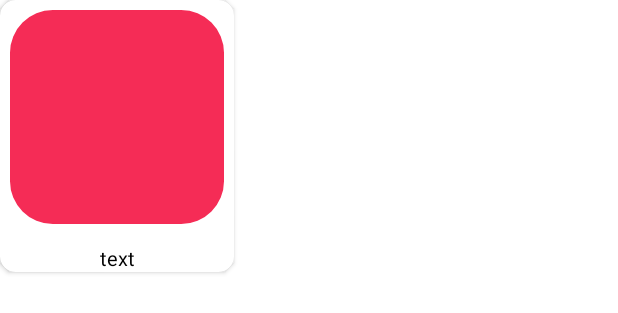
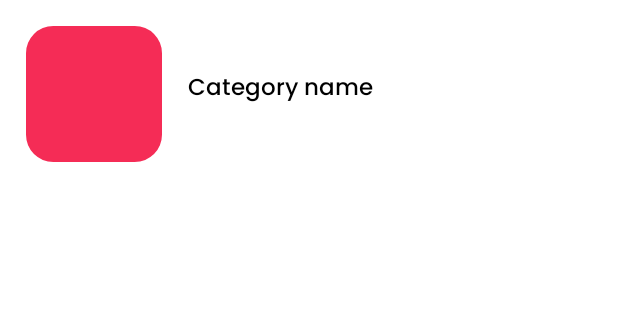
Before and after one commit to VibhavSachan46/InstaFoodie, an Android app: the layout meal_item.xml on its own in the app's theme, with its tools: preview values and no code run, on a phone screen of 412 x 824 dp. Shown: the top 313 px of the screen. Run offline under Robolectric (Android 15) with nearby library versions, the phone set to English and light mode, and no system bars.

Commit message:
count category

```diff
--- a/app/src/main/java/com/vibhav/instafoodie/activity/CategoryMealsActivity.kt
+++ b/app/src/main/java/com/vibhav/instafoodie/activity/CategoryMealsActivity.kt
@@ -29,7 +29,7 @@ class CategoryMealsActivity : AppCompatActivity() {
         categoryMealsViewModel.getMealByCategory(intent.getStringExtra(HomeFragment.CATEGORY_NAME)!!)
 
         categoryMealsViewModel.observeMealsLiveData().observe(this,{mealList->
-            binding.tvCategoryCount.text = mealList.size.toString()
+            binding.tvCategoryCount.text = "Total items in this category: "+mealList.size.toString()
             categoryMealsAdapter.setMealsList(mealList)
 
         })
--- a/app/src/main/java/com/vibhav/instafoodie/fragment/FavoritesFragment.kt
+++ b/app/src/main/java/com/vibhav/instafoodie/fragment/FavoritesFragment.kt
@@ -72,7 +72,7 @@ class FavoritesFragment : Fragment() {
     private fun prepareRecyclerView() {
         favouriteAdapter = FavouritesMealsAdapter()
         binding.rvFavourites.apply {
-            layoutManager = GridLayoutManager(context,2,GridLayoutManager.VERTICAL,false)
+            layoutManager = GridLayoutManager(context,1,GridLayoutManager.VERTICAL,false)
             adapter = favouriteAdapter
         }
     }
--- a/app/src/main/java/com/vibhav/instafoodie/fragment/HomeFragment.kt
+++ b/app/src/main/java/com/vibhav/instafoodie/fragment/HomeFragment.kt
@@ -121,7 +121,6 @@ class HomeFragment : Fragment() {
         viewModel.observedPopularItemsLiveData().observe(viewLifecycleOwner
         ) { mealList->
             popularItemsAdapter.setMeals(mealList = mealList as ArrayList<MealsByCategory>)
-
         }
     }
 
--- a/app/src/main/res/layout/meal_item.xml
+++ b/app/src/main/res/layout/meal_item.xml
@@ -1,23 +1,19 @@
 <?xml version="1.0" encoding="utf-8"?>
-<androidx.cardview.widget.CardView xmlns:android="http://schemas.android.com/apk/res/android"
-    android:layout_width="@dimen/_120sdp"
+<androidx.constraintlayout.widget.ConstraintLayout xmlns:android="http://schemas.android.com/apk/res/android"
+    android:layout_width="wrap_content"
     android:layout_height="wrap_content"
-    xmlns:app="http://schemas.android.com/apk/res-auto"
-    app:cardCornerRadius="@dimen/_8sdp">
-
-    <androidx.constraintlayout.widget.ConstraintLayout
-        android:layout_width="match_parent"
-        android:layout_height="match_parent">
+    android:orientation="horizontal"
+    xmlns:app="http://schemas.android.com/apk/res-auto">
 
     <com.google.android.material.imageview.ShapeableImageView
         android:id="@+id/img_meal"
-            android:layout_width="match_parent"
-            android:layout_height="@dimen/_120sdp"
+        android:layout_width="@dimen/_80sdp"
+        android:layout_height="@dimen/_80sdp"
+        android:layout_margin="@dimen/_8sdp"
+        app:layout_constraintStart_toStartOf="parent"
+        app:layout_constraintTop_toTopOf="parent"
         android:scaleType="centerCrop"
         android:padding="@dimen/_5sdp"
-            app:layout_constraintStart_toStartOf="parent"
-            app:layout_constraintEnd_toEndOf="parent"
-            app:layout_constraintTop_toTopOf="parent"
         app:shapeAppearanceOverlay="@style/roundImage"
         android:src="@color/accent"/>
 
@@ -25,14 +21,16 @@
         android:id="@+id/tv_mealName"
         android:layout_width="wrap_content"
         android:layout_height="wrap_content"
-            android:textSize="@dimen/_10ssp"
-            app:layout_constraintStart_toStartOf="@id/img_meal"
-            app:layout_constraintEnd_toEndOf="@id/img_meal"
-            app:layout_constraintTop_toBottomOf="@id/img_meal"
-            android:layout_margin="@dimen/_5sdp"
+        android:layout_marginTop="36dp"
+        android:fontFamily="@font/myfont"
+        android:gravity="center_vertical"
+        android:text="Category name"
+        android:layout_marginStart="@dimen/_8sdp"
         android:textColor="@color/black"
-            android:text="text"/>
+        android:maxLines="2"
+        android:textSize="@dimen/_12ssp"
+        app:layout_constraintHorizontal_bias="1.0"
+        app:layout_constraintStart_toEndOf="@id/img_meal"
+        app:layout_constraintTop_toTopOf="@id/img_meal" />
 
 </androidx.constraintlayout.widget.ConstraintLayout>
-
-</androidx.cardview.widget.CardView>
```
Also changed, not shown: app/src/main/java/com/vibhav/instafoodie/fragment/CategoriesFragment.kt (+24 -0 lines), app/src/main/res/layout/fragment_favorites.xml (+1 -7 lines). Lines whose indentation alone changed are shown as unchanged.
